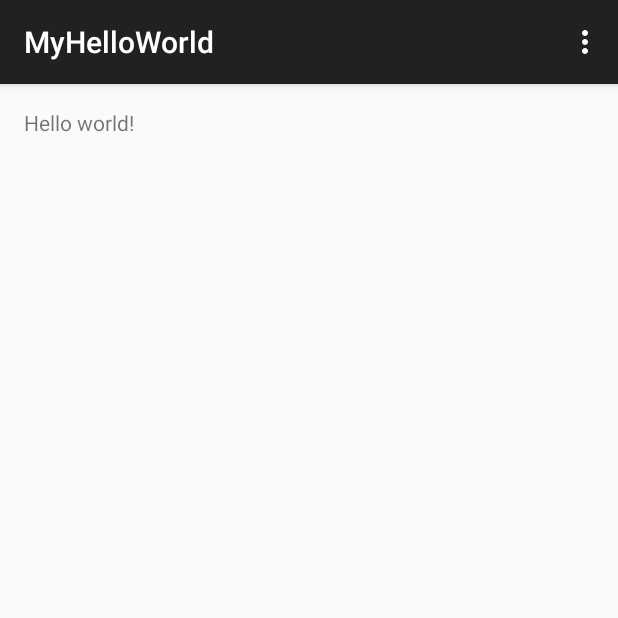
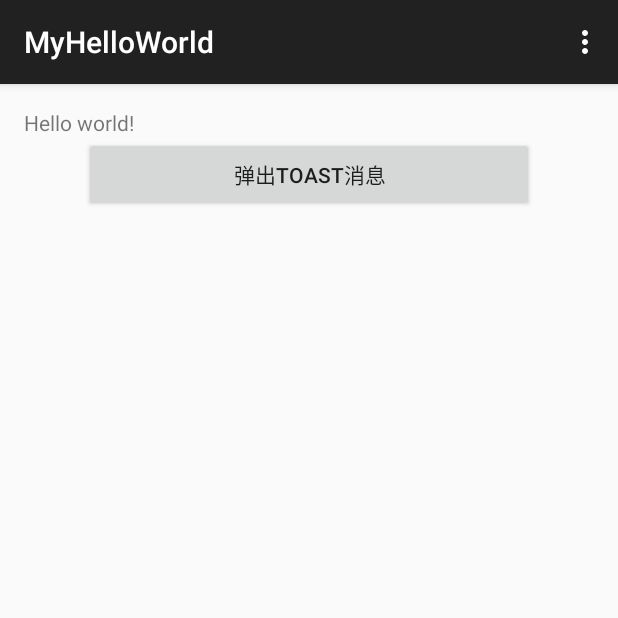
Before and after one commit to ibrucekong/MyHelloWorld, an Android app: the screen it shows after launch (MainActivity), on a phone screen of 412 x 824 dp, the top half of it. Run offline under Robolectric (Android 15) with nearby library versions, the phone set to English and light mode, and no system bars.

Commit message:
feature-toast push

```diff
--- a/app/src/main/java/com/helloworld/myhelloworld/MainActivity.java
+++ b/app/src/main/java/com/helloworld/myhelloworld/MainActivity.java
@@ -1,16 +1,27 @@
 package com.helloworld.myhelloworld;
 
+import android.os.Bundle;
 import android.support.v7.app.AppCompatActivity;
-import android.os.Bundle;
 import android.view.Menu;
 import android.view.MenuItem;
+import android.view.View;
+import android.widget.Button;
+import android.widget.Toast;
 
 public class MainActivity extends AppCompatActivity {
 
+    Button btnToast;
     @Override
     protected void onCreate(Bundle savedInstanceState) {
         super.onCreate(savedInstanceState);
         setContentView(R.layout.activity_main);
+        btnToast = (Button)findViewById(R.id.btnToast);
+        btnToast.setOnClickListener(new View.OnClickListener() {
+            @Override
+            public void onClick(View v) {
+                Toast.makeText(MainActivity.this,"Hello World!",Toast.LENGTH_LONG).show();
+            }
+        });
     }
 
     @Override
--- a/app/src/main/res/layout/activity_main.xml
+++ b/app/src/main/res/layout/activity_main.xml
@@ -9,8 +9,16 @@
                 tools:context=".MainActivity">
 
     <TextView
+        android:id="@+id/tvWord"
         android:text="@string/hello_world"
         android:layout_width="wrap_content"
         android:layout_height="wrap_content"/>
+    <Button
+        android:id="@+id/btnToast"
+        android:layout_width="300dp"
+        android:layout_height="50dp"
+        android:layout_below="@+id/tvWord"
+        android:layout_centerHorizontal="true"
+        android:text="弹出Toast消息"/>
 
 </RelativeLayout>
--- a/build.gradle
+++ b/build.gradle
@@ -5,7 +5,7 @@ buildscript {
         jcenter()
     }
     dependencies {
-        classpath 'com.android.tools.build:gradle:1.2.3'
+        classpath 'com.android.tools.build:gradle:1.3.0'
 
         // NOTE: Do not place your application dependencies here; they belong
         // in the individual module build.gradle files
```
Also changed, not shown: 1 other file.
